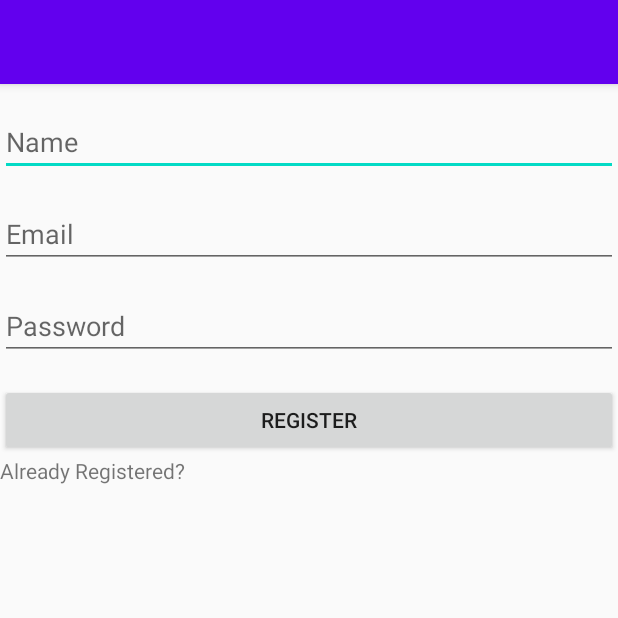
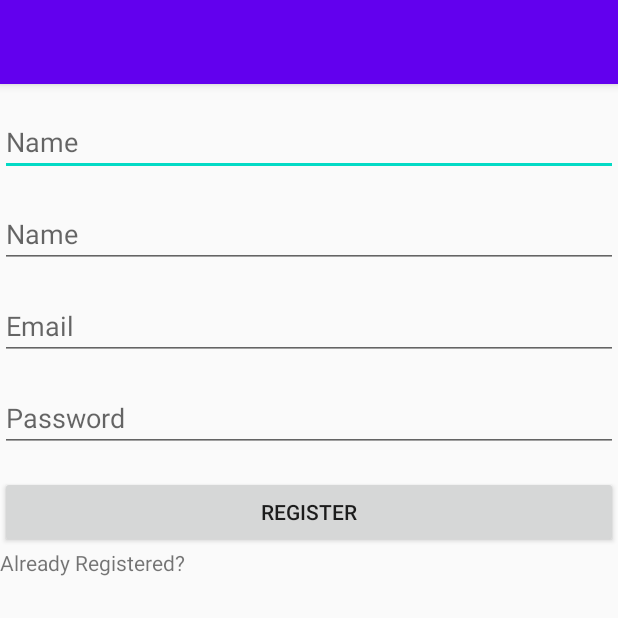
Before and after one commit to matankzr/weGive, an Android app: the RegisterActivity screen opened directly, with no data from a screen before it, after a tap on "REGISTER", on a phone screen of 412 x 824 dp, the top half of it. Run offline under Robolectric (Android 15) with nearby library versions, the phone set to English and light mode, and no system bars; our stand-ins replace Firebase (no records; nobody signed in at launch, a user with empty details on screens opened directly).

Commit message:
reads basic details (name, TotalDonations, myCoins) on MainPage

```diff
--- a/app/src/main/java/com/example/wegive/MainPage.kt
+++ b/app/src/main/java/com/example/wegive/MainPage.kt
@@ -53,11 +53,13 @@ class MainPage : AppCompatActivity() {
         docRef?.get()?.addOnSuccessListener { documentSnapshot ->
             val user=documentSnapshot.toObject(User::class.java)
 
-            Log.e(TAG,"user data is changed"+user?.name+", "+user?.email)
+            Log.e(TAG,"user data is changed"+user?.firstName+", "+user?.email)
 
             //Display newly updated name and email
 
-            tv_helloPerson.setText("Hello " + user?.name)
+            tv_helloPerson.setText("Hello " + user?.firstName)
+            tv_totalDonations.setText(user?.TotalDonations.toString())
+            tv_weGiveCoins.setText(user?.myCoins.toString())
           //  tv_amount_profile.setText("Points: "+user?.coins)
             //txt_user.setText(user?.name+", "+user?.email)
 
--- a/app/src/main/java/com/example/wegive/RegisterActivity.kt
+++ b/app/src/main/java/com/example/wegive/RegisterActivity.kt
@@ -44,7 +44,7 @@ class RegisterActivity : AppCompatActivity() {
 
     fun onRegisterClicked(view: View) {
         //Validation checking
-        if(TextUtils.isEmpty(et_username.text.toString())){
+        if(TextUtils.isEmpty(et_lastName.text.toString())){
             Toast.makeText(applicationContext,"Enter Username!",Toast.LENGTH_LONG).show()
         }
         if(TextUtils.isEmpty(et_email_registerActvity.text.toString())){
@@ -83,7 +83,8 @@ class RegisterActivity : AppCompatActivity() {
                     //database.child(userId.toString()).setValue(User(username.text.toString(), emailAddress.toString()))
 
                     //Creating a new user
-                    val myUser=User(et_username.text.toString(),emailAddress!!)
+                    //val myUser=User(et_lastName.text.toString(),emailAddress!!)
+                    val myUser = User(et_firstName.text.toString(), et_lastName.text.toString(),emailAddress!!)
 
                     //Writing data into database using setValue() method
                     //mFirebaseDatabase!!.child(userId!!).setValue(myUser)
--- a/app/src/main/res/layout/activity_main_page.xml
+++ b/app/src/main/res/layout/activity_main_page.xml
@@ -63,26 +63,24 @@
         app:layout_constraintTop_toBottomOf="@+id/tv_helloPerson" />
 
     <TextView
-        android:id="@+id/ttl_don"
+        android:id="@+id/tv_totalDonations"
         android:layout_width="wrap_content"
         android:layout_height="wrap_content"
         android:layout_marginStart="30dp"
         android:layout_marginTop="5dp"
         android:textAlignment="center"
         android:layout_marginEnd="10dp"
-        android:text="7"
         android:textSize="20sp"
         app:layout_constraintEnd_toStartOf="@+id/imageView2"
         app:layout_constraintStart_toEndOf="@+id/imageView"
         app:layout_constraintTop_toBottomOf="@+id/tv_td" />
 
     <TextView
-        android:id="@+id/ttl_wgc"
+        android:id="@+id/tv_weGiveCoins"
         android:layout_width="wrap_content"
         android:layout_height="wrap_content"
         android:layout_marginStart="10dp"
         android:layout_marginTop="4dp"
-        android:text="29.59"
         android:textAlignment="center"
         android:textSize="20sp"
         app:layout_constraintStart_toEndOf="@+id/imageView8"
--- a/app/src/main/res/layout/activity_register.xml
+++ b/app/src/main/res/layout/activity_register.xml
@@ -11,7 +11,16 @@
 
     <EditText
         android:layout_marginTop="16dp"
-        android:id="@+id/et_username"
+        android:id="@+id/et_firstName"
+        android:layout_width="match_parent"
+        android:layout_height="wrap_content"
+        android:ems="10"
+        android:inputType="textPersonName"
+        android:hint="Name" />
+
+    <EditText
+        android:layout_marginTop="16dp"
+        android:id="@+id/et_lastName"
         android:layout_width="match_parent"
         android:layout_height="wrap_content"
         android:ems="10"
```
Also changed, not shown: app/src/main/java/com/example/wegive/User.kt (+12 -13 lines).
